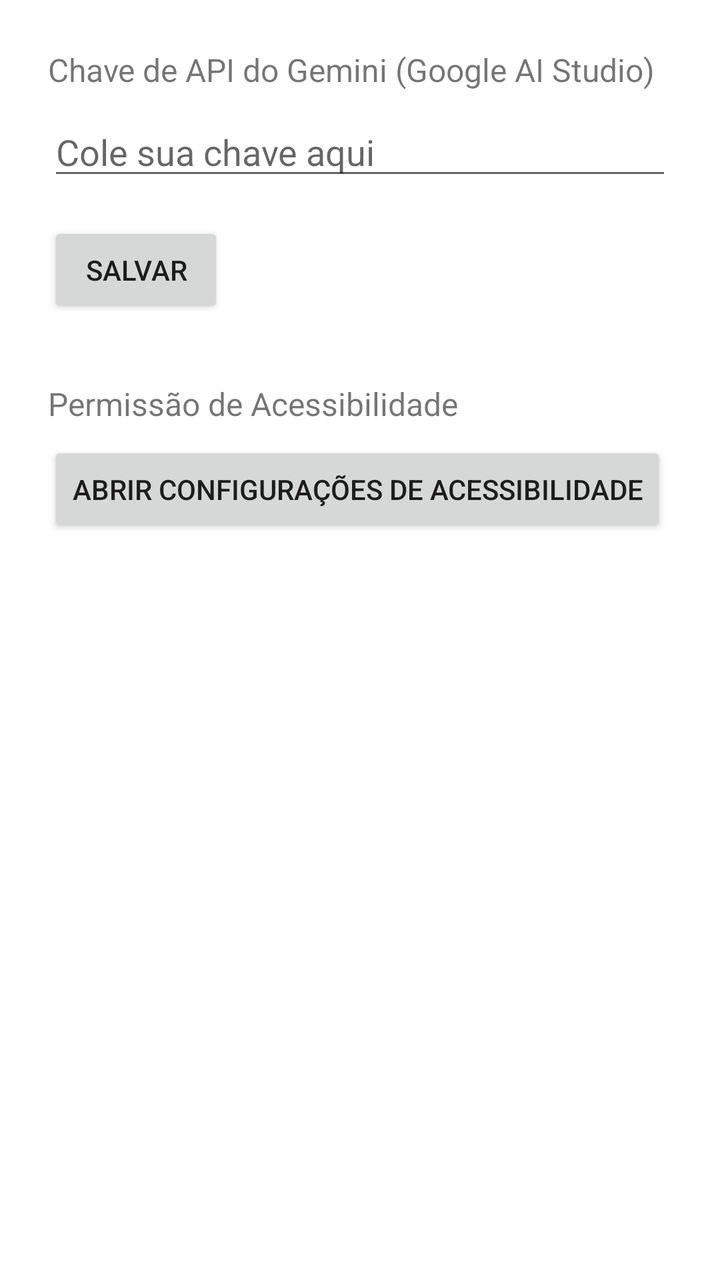
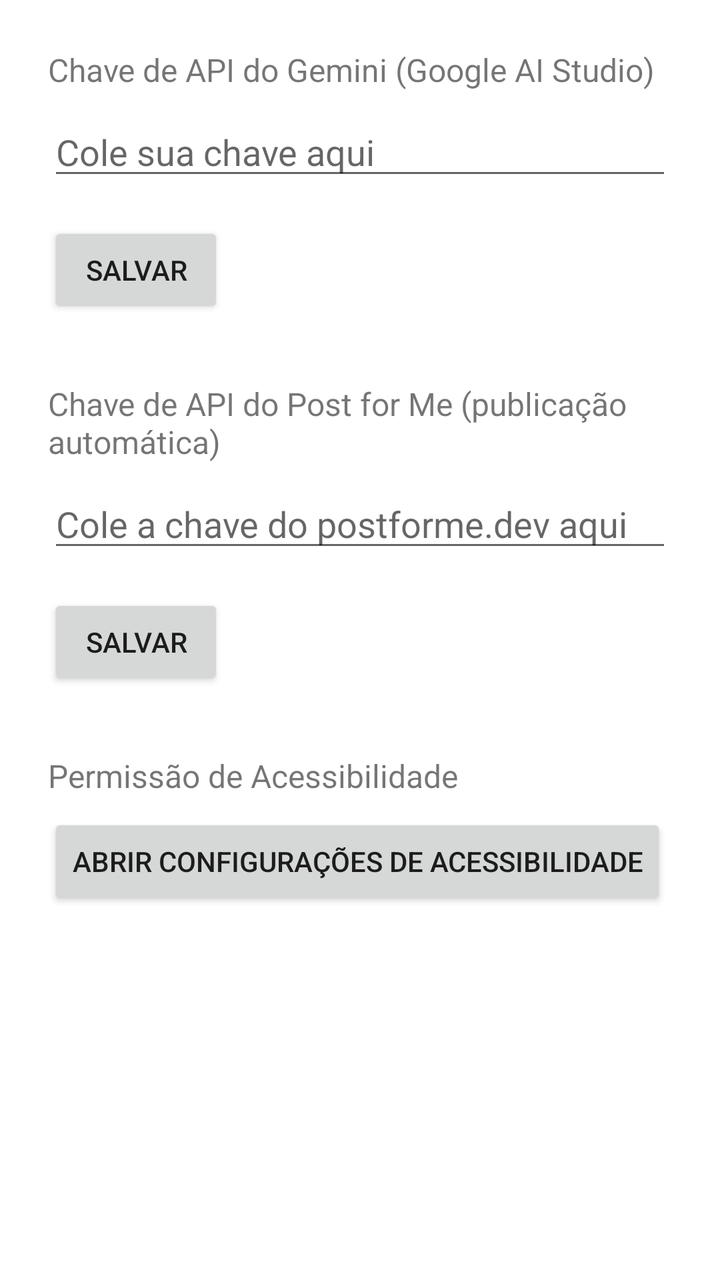

Compare the two renders of this Android layout. The source of the first and the diff that turns it into the second are given below.
<!-- AndroidManifest.xml: application theme Theme.TikTokCaption -->
<!-- res/layout/activity_settings.xml -->
<?xml version="1.0" encoding="utf-8"?>
<LinearLayout xmlns:android="http://schemas.android.com/apk/res/android"
      android:layout_width="match_parent"
      android:layout_height="match_parent"
      android:orientation="vertical"
      android:padding="24dp">

      <TextView
                android:layout_width="match_parent"
                android:layout_height="wrap_content"
                android:text="Chave de API do Gemini (Google AI Studio)"
                android:textSize="16sp"
                android:paddingBottom="8dp" />

      <EditText
                android:id="@+id/editApiKey"
                android:layout_width="match_parent"
                android:layout_height="wrap_content"
                android:inputType="textPassword"
                android:hint="Cole sua chave aqui" />

      <Button
                android:id="@+id/btnSaveKey"
                android:layout_width="wrap_content"
                android:layout_height="wrap_content"
                android:layout_marginTop="16dp"
                android:text="Salvar" />

      <TextView
                android:layout_width="match_parent"
                android:layout_height="wrap_content"
                android:layout_marginTop="32dp"
                android:text="Permissão de Acessibilidade"
                android:textSize="16sp"
                android:paddingBottom="8dp" />

      <Button
                android:id="@+id/btnOpenAccessibility"
                android:layout_width="wrap_content"
                android:layout_height="wrap_content"
                android:text="Abrir configurações de Acessibilidade" />

</LinearLayout>
<!-- resources referenced by this layout -->
<resources>
  <style name="Theme.TikTokCaption" parent="Theme.MaterialComponents.DayNight.NoActionBar" />
</resources>

<!-- the commit's change to res/layout/activity_settings.xml (unified diff, before → after) -->
@@ -1,43 +1,65 @@
 <?xml version="1.0" encoding="utf-8"?>
 <LinearLayout xmlns:android="http://schemas.android.com/apk/res/android"
-      android:layout_width="match_parent"
-      android:layout_height="match_parent"
-      android:orientation="vertical"
-      android:padding="24dp">
+    android:layout_width="match_parent"
+    android:layout_height="match_parent"
+    android:orientation="vertical"
+    android:padding="24dp">
 
-      <TextView
-                android:layout_width="match_parent"
-                android:layout_height="wrap_content"
-                android:text="Chave de API do Gemini (Google AI Studio)"
-                android:textSize="16sp"
-                android:paddingBottom="8dp" />
+    <TextView
+        android:layout_width="match_parent"
+        android:layout_height="wrap_content"
+        android:text="Chave de API do Gemini (Google AI Studio)"
+        android:textSize="16sp"
+        android:paddingBottom="8dp" />
 
-      <EditText
-                android:id="@+id/editApiKey"
-                android:layout_width="match_parent"
-                android:layout_height="wrap_content"
-                android:inputType="textPassword"
-                android:hint="Cole sua chave aqui" />
+    <EditText
+        android:id="@+id/editApiKey"
+        android:layout_width="match_parent"
+        android:layout_height="wrap_content"
+        android:inputType="textPassword"
+        android:hint="Cole sua chave aqui" />
 
-      <Button
-                android:id="@+id/btnSaveKey"
-                android:layout_width="wrap_content"
-                android:layout_height="wrap_content"
-                android:layout_marginTop="16dp"
-                android:text="Salvar" />
+    <Button
+        android:id="@+id/btnSaveKey"
+        android:layout_width="wrap_content"
+        android:layout_height="wrap_content"
+        android:layout_marginTop="16dp"
+        android:text="Salvar" />
 
-      <TextView
-                android:layout_width="match_parent"
-                android:layout_height="wrap_content"
-                android:layout_marginTop="32dp"
-                android:text="Permissão de Acessibilidade"
-                android:textSize="16sp"
-                android:paddingBottom="8dp" />
+    <TextView
+        android:layout_width="match_parent"
+        android:layout_height="wrap_content"
+        android:layout_marginTop="32dp"
+        android:text="Chave de API do Post for Me (publicação automática)"
+        android:textSize="16sp"
+        android:paddingBottom="8dp" />
 
-      <Button
-                android:id="@+id/btnOpenAccessibility"
-                android:layout_width="wrap_content"
-                android:layout_height="wrap_content"
-                android:text="Abrir configurações de Acessibilidade" />
+    <EditText
+        android:id="@+id/editPostForMeKey"
+        android:layout_width="match_parent"
+        android:layout_height="wrap_content"
+        android:inputType="textPassword"
+        android:hint="Cole a chave do postforme.dev aqui" />
+
+    <Button
+        android:id="@+id/btnSavePostForMeKey"
+        android:layout_width="wrap_content"
+        android:layout_height="wrap_content"
+        android:layout_marginTop="16dp"
+        android:text="Salvar" />
+
+    <TextView
+        android:layout_width="match_parent"
+        android:layout_height="wrap_content"
+        android:layout_marginTop="32dp"
+        android:text="Permissão de Acessibilidade"
+        android:textSize="16sp"
+        android:paddingBottom="8dp" />
+
+    <Button
+        android:id="@+id/btnOpenAccessibility"
+        android:layout_width="wrap_content"
+        android:layout_height="wrap_content"
+        android:text="Abrir configurações de Acessibilidade" />
 
 </LinearLayout>
